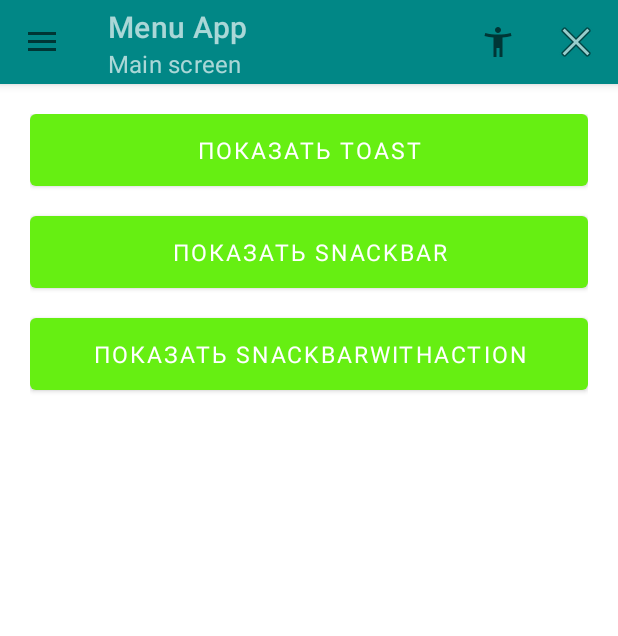
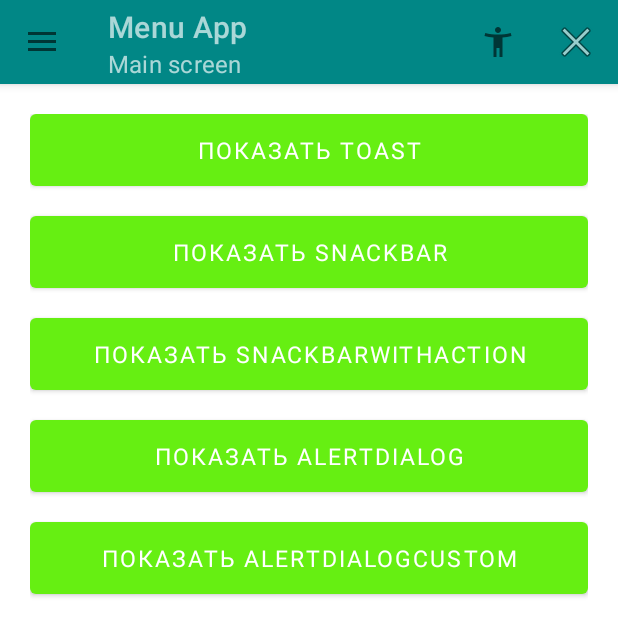
Before and after one commit to mentatusn/base_1728_lesson_4, an Android app: the LessonNinthFragments screen opened directly, with no data from a screen before it, on a phone screen of 412 x 824 dp. Shown: the top 636 px of the screen. Run offline under Robolectric (Android 15) with nearby library versions, the phone set to English and light mode, and no system bars; Roboto replaces fonts that are not available here.

Commit message:
урок 9. Познакомились с AlertDialog+custom

```diff
--- a/app/src/main/AndroidManifest.xml
+++ b/app/src/main/AndroidManifest.xml
@@ -13,7 +13,6 @@
 
         <activity
             android:name="com.gb.base_1728_lesson_6.MyFragmentsActivity"
-            android:screenOrientation="portrait"
             android:exported="true">
             <intent-filter>
                 <action android:name="android.intent.action.MAIN" />
--- a/app/src/main/res/layout/fragment_lesson_ninth.xml
+++ b/app/src/main/res/layout/fragment_lesson_ninth.xml
@@ -26,5 +26,19 @@
         android:layout_width="match_parent"
         android:layout_height="wrap_content"/>
 
+    <com.google.android.material.button.MaterialButton
+        android:id="@+id/btnAlertDialog"
+        android:text="Показать AlertDialog"
+        android:layout_marginTop="20dp"
+        android:layout_width="match_parent"
+        android:layout_height="wrap_content"/>
+
+    <com.google.android.material.button.MaterialButton
+        android:id="@+id/btnAlertDialogCustom"
+        android:text="Показать AlertDialogCustom"
+        android:layout_marginTop="20dp"
+        android:layout_width="match_parent"
+        android:layout_height="wrap_content"/>
+
 
 </LinearLayout>
```
Also changed, not shown: app/src/main/java/com/gb/lesson9/LessonNinthFragments.java (+49 -7 lines), app/src/main/res/layout/dialog_custom.xml (added, +18 -0 lines).
